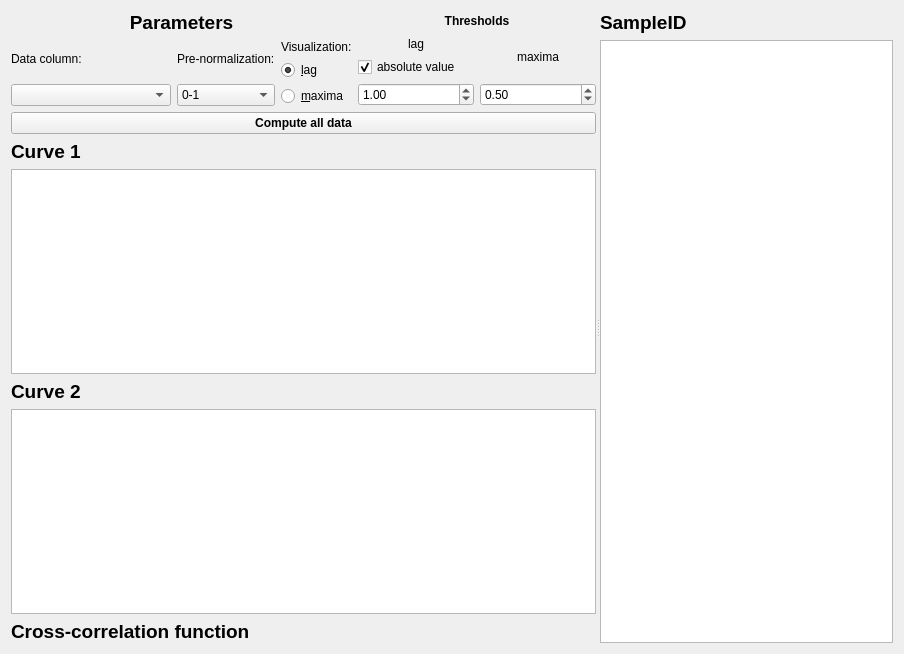
First picture: the form in plotting/widgets/cross_correlation/control_widget.ui, repository kushalkolar/MESmerize, before the edit.
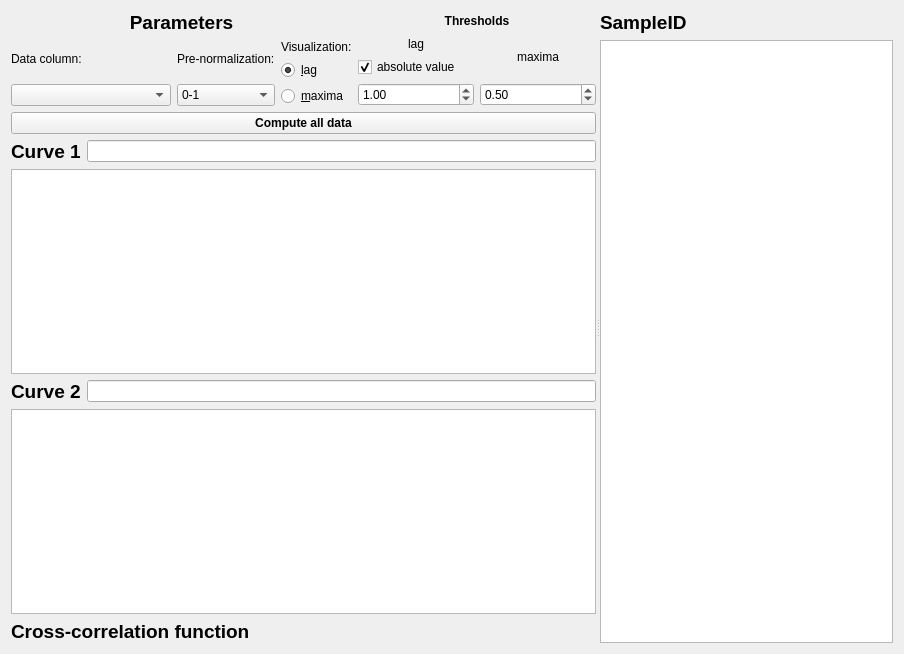
Second picture: the form after the edit. Custom widgets are drawn as their Qt base class.

Commit message: 1. Cross-correlation GUI now works with thresholds. 2. Timeseries plot can now accept xticks as a linspace. Update cross_correlation.py, timeseries.py, and 4 more files...

Diff of the .ui file:
```diff
--- a/plotting/widgets/cross_correlation/control_widget.ui
+++ b/plotting/widgets/cross_correlation/control_widget.ui
@@ -19,7 +19,7 @@
      <property name="orientation">
       <enum>Qt::Horizontal</enum>
      </property>
-     <widget class="QWidget" name="layoutWidget">
+     <widget class="QWidget" name="">
       <layout class="QVBoxLayout" name="verticalLayoutLeftMain">
        <item>
         <layout class="QHBoxLayout" name="horizontalLayout_3">
@@ -237,6 +237,8 @@
         </widget>
        </item>
        <item>
+        <layout class="QHBoxLayout" name="horizontalLayout_5">
+         <item>
         <widget class="QLabel" name="label_6">
          <property name="font">
           <font>
@@ -251,9 +253,26 @@
         </widget>
        </item>
        <item>
+          <widget class="QLineEdit" name="lineEditCurve1UUID">
+           <property name="font">
+            <font>
+             <weight>75</weight>
+             <bold>true</bold>
+            </font>
+           </property>
+           <property name="readOnly">
+            <bool>true</bool>
+           </property>
+          </widget>
+         </item>
+        </layout>
+       </item>
+       <item>
         <widget class="PlotWidget" name="graphicsViewCurve1"/>
        </item>
        <item>
+        <layout class="QHBoxLayout" name="horizontalLayout_4">
+         <item>
         <widget class="QLabel" name="label_7">
          <property name="font">
           <font>
@@ -266,6 +285,21 @@
           <string>Curve 2</string>
          </property>
         </widget>
+         </item>
+         <item>
+          <widget class="QLineEdit" name="lineEditCurve2UUID">
+           <property name="font">
+            <font>
+             <weight>75</weight>
+             <bold>true</bold>
+            </font>
+           </property>
+           <property name="readOnly">
+            <bool>true</bool>
+           </property>
+          </widget>
+         </item>
+        </layout>
        </item>
        <item>
         <widget class="PlotWidget" name="graphicsViewCurve2"/>
```
Left out of the diff: 2 changed lines with no effect on the pictures. Lines whose indentation alone changed are shown as unchanged. The commit also changes 5 other files.
